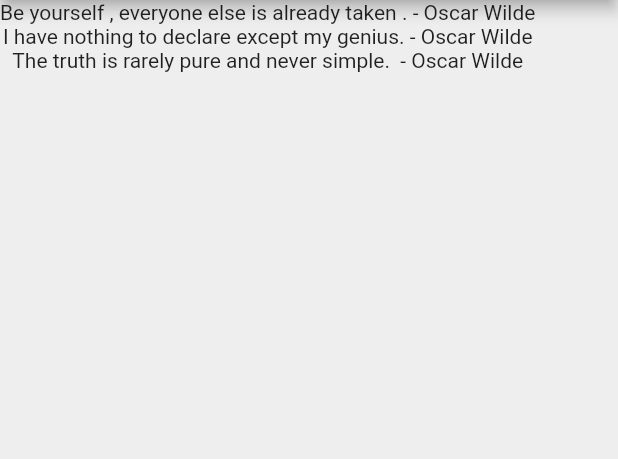
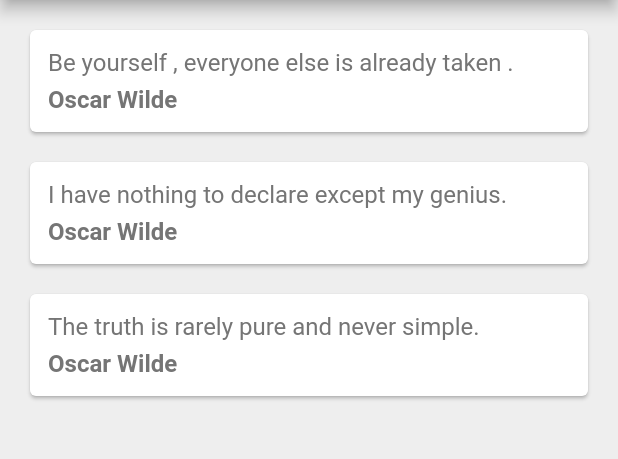
Before and after one commit to shivansh-magnus/Awesome_quotes, a Flutter app: the screen it shows after launch, on a phone screen of 412 x 824 dp, the part 84-543 px from its top. Run offline on Flutter 3.47's test engine with Material 2 defaults, Android fonts, the phone set to English and light mode, and no system bars.

Commit message:
Adding cards for quotes

```diff
--- a/lib/main.dart
+++ b/lib/main.dart
@@ -27,6 +27,36 @@
         author: 'Oscar Wilde')
   ];
 
+  Widget quoteTemplate(quote) {
+    return Card(
+      margin: const EdgeInsets.fromLTRB(20.0, 20.0, 20.0, 0.0),
+      child: Padding(
+        padding: const EdgeInsets.all(12.0),
+        child: Column(
+          crossAxisAlignment: CrossAxisAlignment.stretch,
+          children: <Widget>[
+            Text(
+              quote.text,
+              style: TextStyle(
+                color: Colors.grey[600],
+                fontSize: 16.0,
+              ),
+            ),
+            const SizedBox(height: 6.0),
+            Text(
+              quote.author,
+              style: TextStyle(
+                fontSize: 16.0,
+                color: Colors.grey[600],
+                fontWeight: FontWeight.bold,
+              ),
+            )
+          ],
+        ),
+      ),
+    );
+  }
+
   @override
   Widget build(BuildContext context) {
     return Scaffold(
@@ -37,9 +67,7 @@
         backgroundColor: Colors.redAccent,
       ),
       body: Column(
-        children: quotes
-            .map((quote) => Text('${quote.text} - ${quote.author}'))
-            .toList(),
+        children: quotes.map((quote) => quoteTemplate(quote)).toList(),
       ),
     );
   }
```
